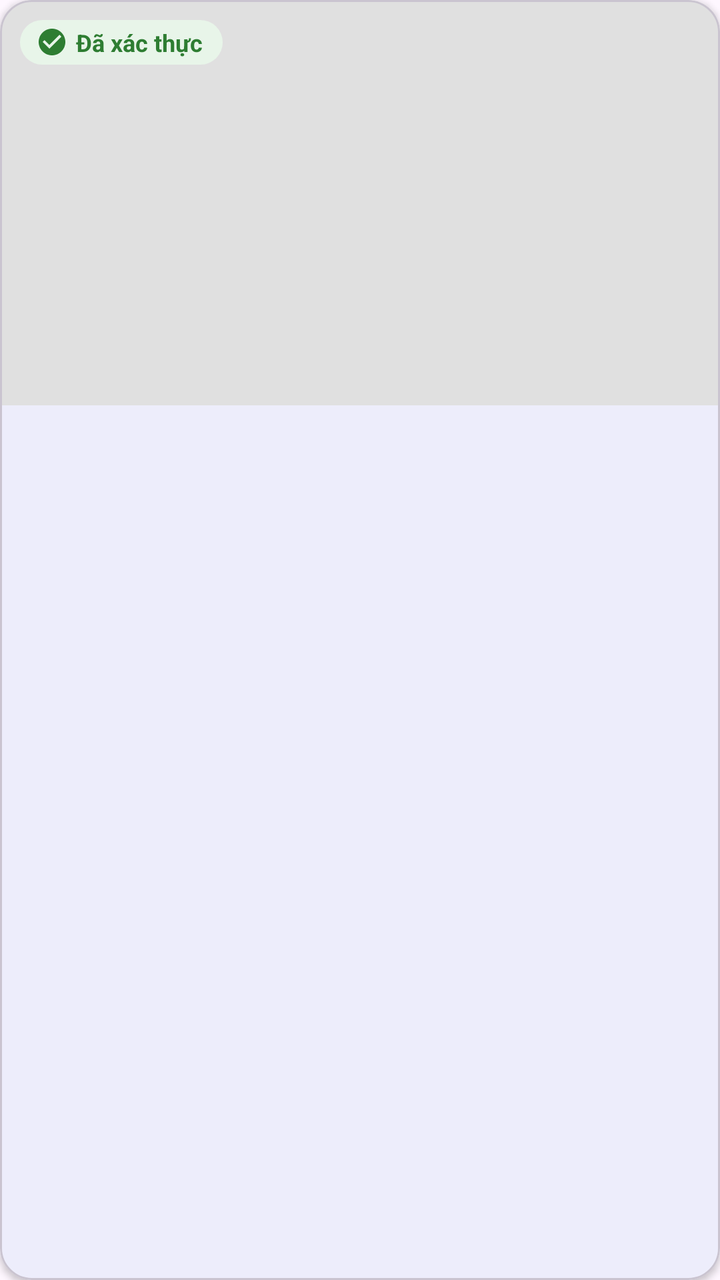
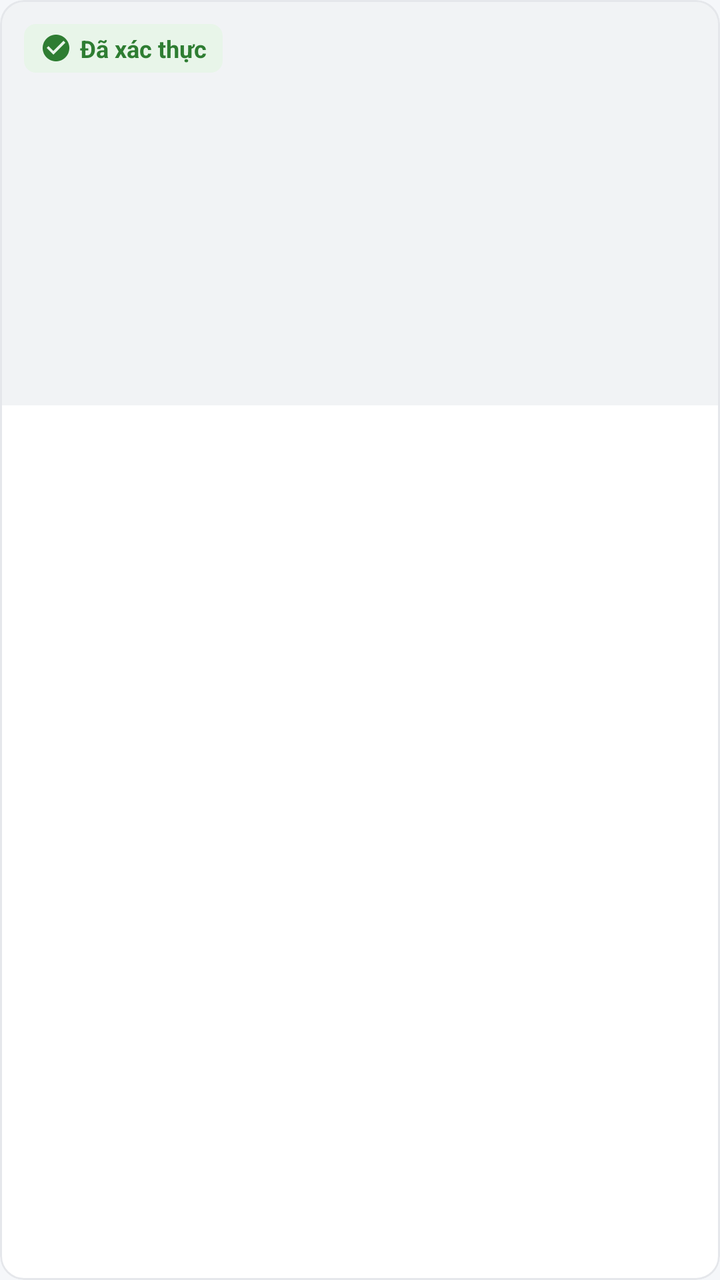

Screens rendered from an Android XML layout before and after an edit, with the pre-edit source and the edit as a unified diff.
<!-- AndroidManifest.xml: application theme Theme.QLPT -->
<!-- res/layout/item_room.xml -->
<?xml version="1.0" encoding="utf-8"?>
<com.google.android.material.card.MaterialCardView xmlns:android="http://schemas.android.com/apk/res/android"
    xmlns:app="http://schemas.android.com/apk/res-auto"
    android:layout_width="match_parent"
    android:layout_height="wrap_content"
    android:layout_marginStart="12dp"
    android:layout_marginEnd="12dp"
    android:layout_marginTop="10dp"
    app:cardCornerRadius="16dp"
    app:cardElevation="2dp">

    <androidx.constraintlayout.widget.ConstraintLayout
        android:layout_width="match_parent"
        android:layout_height="wrap_content">

        <ImageView
            android:id="@+id/imgRoom"
            android:layout_width="0dp"
            android:layout_height="0dp"
            android:background="#E0E0E0"
            android:scaleType="centerCrop"
            app:layout_constraintDimensionRatio="16:9"
            app:layout_constraintEnd_toEndOf="parent"
            app:layout_constraintStart_toStartOf="parent"
            app:layout_constraintTop_toTopOf="parent" />

        <TextView
            android:id="@+id/tvVerified"
            android:layout_width="wrap_content"
            android:layout_height="wrap_content"
            android:layout_margin="10dp"
            android:background="@drawable/bg_verified"
            android:drawableStart="@drawable/ic_verified"
            android:drawablePadding="4dp"
            android:drawableTint="#2E7D32"
            android:gravity="center_vertical"
            android:paddingStart="8dp"
            android:paddingTop="3dp"
            android:paddingEnd="10dp"
            android:paddingBottom="3dp"
            android:text="Đã xác thực"
            android:textColor="#2E7D32"
            android:textSize="12sp"
            android:textStyle="bold"
            app:layout_constraintStart_toStartOf="@id/imgRoom"
            app:layout_constraintTop_toTopOf="@id/imgRoom" />

        <LinearLayout
            android:layout_width="0dp"
            android:layout_height="wrap_content"
            android:orientation="vertical"
            android:padding="14dp"
            app:layout_constraintEnd_toEndOf="parent"
            app:layout_constraintStart_toStartOf="parent"
            app:layout_constraintTop_toBottomOf="@id/imgRoom">

            <TextView
                android:id="@+id/tvPrice"
                android:layout_width="wrap_content"
                android:layout_height="wrap_content"
                android:textColor="#FF9800"
                android:textSize="20sp"
                android:textStyle="bold" />

            <TextView
                android:id="@+id/tvTitle"
                android:layout_width="match_parent"
                android:layout_height="wrap_content"
                android:layout_marginTop="2dp"
                android:ellipsize="end"
                android:maxLines="1"
                android:textSize="16sp"
                android:textStyle="bold" />

            <TextView
                android:id="@+id/tvInfo"
                android:layout_width="match_parent"
                android:layout_height="wrap_content"
                android:layout_marginTop="2dp"
                android:textColor="#444444" />

            <TextView
                android:id="@+id/tvTags"
                android:layout_width="wrap_content"
                android:layout_height="wrap_content"
                android:layout_marginTop="6dp"
                android:background="#E0F2F1"
                android:paddingStart="8dp"
                android:paddingTop="2dp"
                android:paddingEnd="8dp"
                android:paddingBottom="2dp"
                android:textColor="#00695C"
                android:textSize="12sp"
                android:visibility="gone" />

            <TextView
                android:id="@+id/tvStatus"
                android:layout_width="match_parent"
                android:layout_height="wrap_content"
                android:layout_marginTop="6dp"
                android:ellipsize="end"
                android:maxLines="3"
                android:textSize="13sp" />
        </LinearLayout>
    </androidx.constraintlayout.widget.ConstraintLayout>
</com.google.android.material.card.MaterialCardView>
<!-- resources referenced by this layout -->
<resources>
  <!-- drawable bg_verified (drawable) -->
  <?xml version="1.0" encoding="utf-8"?>
  <shape xmlns:android="http://schemas.android.com/apk/res/android"
      android:shape="rectangle">
      <solid android:color="#E8F5E9" />
      <corners android:radius="14dp" />
  </shape>
  <style name="Base.Theme.QLPT" parent="Theme.Material3.DayNight.NoActionBar">
          <item name="colorPrimary">@color/colorPrimary</item>
          <item name="colorPrimaryDark">@color/colorPrimaryDark</item>
          <item name="colorAccent">@color/colorAccent</item>
          <item name="android:statusBarColor">@color/colorPrimaryDark</item>
          <item name="textInputStyle">@style/App.TextInput</item>
      </style>
  <color name="colorPrimary">#1976D2</color>
  <color name="colorPrimaryDark">#1565C0</color>
  <color name="colorAccent">#FF6F00</color>
  <style name="App.TextInput" parent="Widget.Material3.TextInputLayout.OutlinedBox">
          <item name="boxCornerRadiusTopStart">12dp</item>
          <item name="boxCornerRadiusTopEnd">12dp</item>
          <item name="boxCornerRadiusBottomStart">12dp</item>
          <item name="boxCornerRadiusBottomEnd">12dp</item>
      </style>
  <!-- unchanged entries left out for length: 2 -->
</resources>

<!-- the commit's change to res/layout/item_room.xml (unified diff, before → after) -->
@@ -3,11 +3,9 @@
     xmlns:app="http://schemas.android.com/apk/res-auto"
     android:layout_width="match_parent"
     android:layout_height="wrap_content"
-    android:layout_marginStart="12dp"
-    android:layout_marginEnd="12dp"
-    android:layout_marginTop="10dp"
-    app:cardCornerRadius="16dp"
-    app:cardElevation="2dp">
+    android:layout_marginStart="16dp"
+    android:layout_marginEnd="16dp"
+    android:layout_marginTop="12dp">
 
     <androidx.constraintlayout.widget.ConstraintLayout
         android:layout_width="match_parent"
@@ -17,7 +15,7 @@
             android:id="@+id/imgRoom"
             android:layout_width="0dp"
             android:layout_height="0dp"
-            android:background="#E0E0E0"
+            android:background="@color/qlpt_surface_variant"
             android:scaleType="centerCrop"
             app:layout_constraintDimensionRatio="16:9"
             app:layout_constraintEnd_toEndOf="parent"
@@ -26,22 +24,15 @@
 
         <TextView
             android:id="@+id/tvVerified"
+            style="@style/Widget.QLPT.Badge.Success"
             android:layout_width="wrap_content"
             android:layout_height="wrap_content"
-            android:layout_margin="10dp"
-            android:background="@drawable/bg_verified"
+            android:layout_margin="12dp"
             android:drawableStart="@drawable/ic_verified"
             android:drawablePadding="4dp"
-            android:drawableTint="#2E7D32"
+            android:drawableTint="@color/qlpt_success"
             android:gravity="center_vertical"
-            android:paddingStart="8dp"
-            android:paddingTop="3dp"
-            android:paddingEnd="10dp"
-            android:paddingBottom="3dp"
             android:text="Đã xác thực"
-            android:textColor="#2E7D32"
-            android:textSize="12sp"
-            android:textStyle="bold"
             app:layout_constraintStart_toStartOf="@id/imgRoom"
             app:layout_constraintTop_toTopOf="@id/imgRoom" />
 
@@ -49,7 +40,7 @@
             android:layout_width="0dp"
             android:layout_height="wrap_content"
             android:orientation="vertical"
-            android:padding="14dp"
+            android:padding="16dp"
             app:layout_constraintEnd_toEndOf="parent"
             app:layout_constraintStart_toStartOf="parent"
             app:layout_constraintTop_toBottomOf="@id/imgRoom">
@@ -58,49 +49,43 @@
                 android:id="@+id/tvPrice"
                 android:layout_width="wrap_content"
                 android:layout_height="wrap_content"
-                android:textColor="#FF9800"
-                android:textSize="20sp"
-                android:textStyle="bold" />
+                android:textAppearance="@style/TextAppearance.QLPT.Price" />
 
             <TextView
                 android:id="@+id/tvTitle"
                 android:layout_width="match_parent"
                 android:layout_height="wrap_content"
-                android:layout_marginTop="2dp"
+                android:layout_marginTop="4dp"
                 android:ellipsize="end"
                 android:maxLines="1"
-                android:textSize="16sp"
+                android:textAppearance="@style/TextAppearance.QLPT.CardTitle"
                 android:textStyle="bold" />
 
             <TextView
                 android:id="@+id/tvInfo"
                 android:layout_width="match_parent"
                 android:layout_height="wrap_content"
-                android:layout_marginTop="2dp"
-                android:textColor="#444444" />
+                android:layout_marginTop="4dp"
+                android:textAppearance="@style/TextAppearance.QLPT.Body" />
 
             <TextView
                 android:id="@+id/tvTags"
+                style="@style/Widget.QLPT.Badge.Primary"
                 android:layout_width="wrap_content"
                 android:layout_height="wrap_content"
-                android:layout_marginTop="6dp"
-                android:background="#E0F2F1"
-                android:paddingStart="8dp"
-                android:paddingTop="2dp"
-                android:paddingEnd="8dp"
-                android:paddingBottom="2dp"
-                android:textColor="#00695C"
-                android:textSize="12sp"
+                android:layout_marginTop="8dp"
+                android:textStyle="normal"
                 android:visibility="gone" />
 
+            
             <TextView
                 android:id="@+id/tvStatus"
                 android:layout_width="match_parent"
                 android:layout_height="wrap_content"
-                android:layout_marginTop="6dp"
+                android:layout_marginTop="8dp"
                 android:ellipsize="end"
                 android:maxLines="3"
-                android:textSize="13sp" />
+                android:textSize="14sp" />
         </LinearLayout>
     </androidx.constraintlayout.widget.ConstraintLayout>
 </com.google.android.material.card.MaterialCardView>
<!-- resource entries referenced after the edit -->
@@ -1,28 +1,140 @@
 <!-- resources referenced by this layout -->
 <resources>
-  <!-- drawable bg_verified (drawable) -->
+  <color name="qlpt_success">#2E7D32</color>
+  <color name="qlpt_surface_variant">#F1F3F5</color>
+  <style name="TextAppearance.QLPT.Body" parent="TextAppearance.Material3.BodyMedium">
+          <item name="android:textSize">14sp</item>
+          <item name="android:textColor">@color/qlpt_text_secondary</item>
+      </style>
+  <style name="TextAppearance.QLPT.CardTitle" parent="TextAppearance.Material3.TitleMedium">
+          <item name="android:textSize">16sp</item>
+          <item name="android:textColor">@color/qlpt_text</item>
+      </style>
+  <style name="TextAppearance.QLPT.Price" parent="TextAppearance.Material3.TitleMedium">
+          <item name="android:textSize">18sp</item>
+          <item name="android:textStyle">bold</item>
+          <item name="android:textColor">@color/qlpt_accent</item>
+      </style>
+  <style name="Widget.QLPT.Badge.Primary">
+          <item name="android:background">@drawable/bg_status_primary</item>
+          <item name="android:textColor">@color/qlpt_on_primary_container</item>
+      </style>
+  <style name="Widget.QLPT.Badge.Success">
+          <item name="android:background">@drawable/bg_status_success</item>
+          <item name="android:textColor">@color/qlpt_success</item>
+      </style>
+  <color name="qlpt_text_secondary">#616161</color>
+  <color name="qlpt_text">#212121</color>
+  <color name="qlpt_accent">#F57C00</color>
+  <!-- drawable bg_status_primary (drawable) -->
   <?xml version="1.0" encoding="utf-8"?>
   <shape xmlns:android="http://schemas.android.com/apk/res/android"
       android:shape="rectangle">
-      <solid android:color="#E8F5E9" />
-      <corners android:radius="14dp" />
+      <solid android:color="@color/qlpt_primary_container" />
+      <corners android:radius="6dp" />
   </shape>
-  <style name="Base.Theme.QLPT" parent="Theme.Material3.DayNight.NoActionBar">
+  <color name="qlpt_on_primary_container">#00695C</color>
+  <!-- drawable bg_status_success (drawable) -->
+  <?xml version="1.0" encoding="utf-8"?>
+  <shape xmlns:android="http://schemas.android.com/apk/res/android"
+      android:shape="rectangle">
+      <solid android:color="@color/qlpt_success_bg" />
+      <corners android:radius="6dp" />
+  </shape>
+  <style name="Base.Theme.QLPT" parent="Theme.Material3.Light.NoActionBar">
+          
           <item name="colorPrimary">@color/colorPrimary</item>
+          <item name="colorOnPrimary">@color/qlpt_surface</item>
+          <item name="colorPrimaryContainer">@color/qlpt_primary_container</item>
+          <item name="colorOnPrimaryContainer">@color/qlpt_on_primary_container</item>
           <item name="colorPrimaryDark">@color/colorPrimaryDark</item>
           <item name="colorAccent">@color/colorAccent</item>
+  
+          
+          <item name="colorSecondary">@color/qlpt_accent</item>
+          <item name="colorOnSecondary">@color/qlpt_surface</item>
+          <item name="colorSecondaryContainer">@color/qlpt_primary_container</item>
+          <item name="colorOnSecondaryContainer">@color/qlpt_on_primary_container</item>
+  
+          <item name="colorError">@color/qlpt_error</item>
+  
+          
+          <item name="android:colorBackground">@color/qlpt_background</item>
+          <item name="colorSurface">@color/qlpt_surface</item>
+          <item name="colorSurfaceContainer">@color/qlpt_surface</item>
+          <item name="colorOnSurface">@color/qlpt_text</item>
+          <item name="colorOnSurfaceVariant">@color/qlpt_text_secondary</item>
+          <item name="colorOutline">@color/qlpt_text_hint</item>
+          <item name="colorOutlineVariant">@color/qlpt_border</item>
+  
+          
           <item name="android:statusBarColor">@color/colorPrimaryDark</item>
+          <item name="android:windowLightStatusBar">@bool/qlpt_light_status_bar</item>
+  
+          
+          <item name="materialButtonStyle">@style/Widget.QLPT.Button</item>
+          <item name="materialButtonOutlinedStyle">@style/Widget.QLPT.Button.Outlined</item>
+          <item name="materialCardViewStyle">@style/Widget.QLPT.Card</item>
           <item name="textInputStyle">@style/App.TextInput</item>
+          <item name="bottomNavigationStyle">@style/Widget.QLPT.BottomNav</item>
+          <item name="bottomSheetDialogTheme">@style/ThemeOverlay.QLPT.BottomSheetDialog</item>
       </style>
-  <color name="colorPrimary">#1976D2</color>
-  <color name="colorPrimaryDark">#1565C0</color>
-  <color name="colorAccent">#FF6F00</color>
+  <color name="qlpt_primary_container">#E0F2F1</color>
+  <color name="qlpt_success_bg">#E8F5E9</color>
+  <color name="colorPrimary">@color/qlpt_primary</color>
+  <color name="qlpt_surface">#FFFFFF</color>
+  <color name="colorPrimaryDark">@color/qlpt_primary_dark</color>
+  <color name="colorAccent">@color/qlpt_accent</color>
+  <color name="qlpt_error">#E53935</color>
+  <color name="qlpt_background">#F5F7FA</color>
+  <color name="qlpt_text_hint">#9E9E9E</color>
+  <color name="qlpt_border">#E5E7EB</color>
+  <style name="Widget.QLPT.Button" parent="Widget.Material3.Button">
+          <item name="cornerRadius">12dp</item>
+          <item name="android:textAllCaps">false</item>
+          <item name="android:letterSpacing">0</item>
+      </style>
+  <style name="Widget.QLPT.Button.Outlined" parent="Widget.Material3.Button.OutlinedButton">
+          <item name="cornerRadius">12dp</item>
+          <item name="android:textAllCaps">false</item>
+          <item name="android:letterSpacing">0</item>
+          <item name="strokeColor">@color/qlpt_border</item>
+      </style>
+  <style name="Widget.QLPT.Card" parent="Widget.Material3.CardView.Outlined">
+          <item name="cardCornerRadius">12dp</item>
+          <item name="cardElevation">0dp</item>
+          <item name="strokeWidth">1dp</item>
+          <item name="strokeColor">@color/qlpt_border</item>
+          <item name="cardBackgroundColor">@color/qlpt_surface</item>
+      </style>
   <style name="App.TextInput" parent="Widget.Material3.TextInputLayout.OutlinedBox">
+          
+          <item name="boxBackgroundColor">@color/qlpt_surface</item>
           <item name="boxCornerRadiusTopStart">12dp</item>
           <item name="boxCornerRadiusTopEnd">12dp</item>
           <item name="boxCornerRadiusBottomStart">12dp</item>
           <item name="boxCornerRadiusBottomEnd">12dp</item>
       </style>
+  <style name="Widget.QLPT.BottomNav" parent="Widget.Material3.BottomNavigationView">
+          <item name="backgroundTint">@color/qlpt_surface</item>
+          <item name="elevation">8dp</item>
+      </style>
+  <style name="ThemeOverlay.QLPT.BottomSheetDialog" parent="ThemeOverlay.Material3.BottomSheetDialog">
+          <item name="bottomSheetStyle">@style/Widget.QLPT.BottomSheet</item>
+      </style>
+  <color name="qlpt_primary">#009688</color>
+  <color name="qlpt_primary_dark">#00796B</color>
+  <style name="Widget.QLPT.BottomSheet" parent="Widget.Material3.BottomSheet.Modal">
+          <item name="backgroundTint">@color/qlpt_surface</item>
+          <item name="shapeAppearance">@style/ShapeAppearance.QLPT.BottomSheet</item>
+      </style>
+  <style name="ShapeAppearance.QLPT.BottomSheet" parent="">
+          <item name="cornerFamily">rounded</item>
+          <item name="cornerSizeTopLeft">24dp</item>
+          <item name="cornerSizeTopRight">24dp</item>
+          <item name="cornerSizeBottomLeft">0dp</item>
+          <item name="cornerSizeBottomRight">0dp</item>
+      </style>
   <!-- unchanged entries left out for length: 2 -->
 </resources>
 
